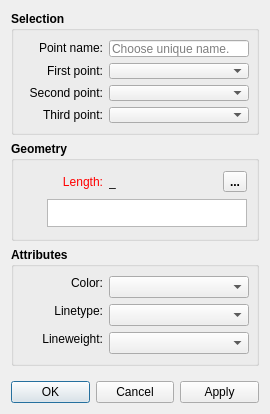
Old version of the form src/libs/vtools/dialogs/tools/dialogbisector.ui in the repository FashionFreedom/Seamly2D.
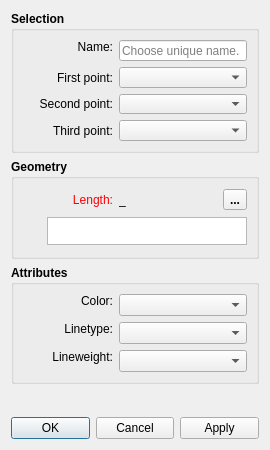
New version of the form. Icons and pictures are not drawn. Custom widgets are drawn as their Qt base class.

What changed in the file:
```diff
--- a/src/libs/vtools/dialogs/tools/dialogbisector.ui
+++ b/src/libs/vtools/dialogs/tools/dialogbisector.ui
@@ -7,7 +7,7 @@
     <x>0</x>
     <y>0</y>
     <width>270</width>
-    <height>414</height>
+    <height>450</height>
    </rect>
   </property>
   <property name="minimumSize">
@@ -27,7 +27,7 @@
    <item>
     <widget class="QGroupBox" name="selection_GroupBox">
      <property name="sizePolicy">
-      <sizepolicy hsizetype="Expanding" vsizetype="Preferred">
+      <sizepolicy hsizetype="Preferred" vsizetype="Preferred">
        <horstretch>0</horstretch>
        <verstretch>0</verstretch>
       </sizepolicy>
@@ -41,7 +41,6 @@
      <property name="font">
       <font>
        <pointsize>9</pointsize>
-       <weight>75</weight>
        <bold>true</bold>
       </font>
      </property>
@@ -50,8 +49,11 @@
      </property>
      <layout class="QVBoxLayout" name="verticalLayout_3">
       <item>
-       <layout class="QHBoxLayout" name="horizontalLayout_4">
-        <item>
+       <layout class="QFormLayout" name="formLayout">
+        <property name="labelAlignment">
+         <set>Qt::AlignRight|Qt::AlignTrailing|Qt::AlignVCenter</set>
+        </property>
+        <item row="0" column="0">
          <widget class="QLabel" name="labelEditNamePoint">
           <property name="sizePolicy">
            <sizepolicy hsizetype="Fixed" vsizetype="Fixed">
@@ -61,37 +63,41 @@
           </property>
           <property name="minimumSize">
            <size>
-            <width>80</width>
+            <width>90</width>
             <height>0</height>
            </size>
           </property>
           <property name="font">
            <font>
             <pointsize>9</pointsize>
-            <weight>50</weight>
             <bold>false</bold>
            </font>
           </property>
           <property name="text">
-           <string>Point name:</string>
+           <string>Name:</string>
           </property>
           <property name="alignment">
            <set>Qt::AlignRight|Qt::AlignTrailing|Qt::AlignVCenter</set>
           </property>
          </widget>
         </item>
-        <item>
+        <item row="0" column="1">
          <widget class="QLineEdit" name="lineEditNamePoint">
+          <property name="sizePolicy">
+           <sizepolicy hsizetype="Expanding" vsizetype="Preferred">
+            <horstretch>0</horstretch>
+            <verstretch>0</verstretch>
+           </sizepolicy>
+          </property>
           <property name="minimumSize">
            <size>
-            <width>140</width>
+            <width>80</width>
             <height>0</height>
            </size>
           </property>
           <property name="font">
            <font>
             <pointsize>9</pointsize>
-            <weight>50</weight>
             <bold>false</bold>
            </font>
           </property>
@@ -103,11 +109,7 @@
           </property>
          </widget>
         </item>
-       </layout>
-      </item>
-      <item>
-       <layout class="QHBoxLayout" name="horizontalLayout_5">
-        <item>
+        <item row="1" column="0">
          <widget class="QLabel" name="labelFirstPoint">
           <property name="sizePolicy">
            <sizepolicy hsizetype="Preferred" vsizetype="Preferred">
@@ -117,14 +119,13 @@
           </property>
           <property name="minimumSize">
            <size>
-            <width>80</width>
+            <width>90</width>
             <height>0</height>
            </size>
           </property>
           <property name="font">
            <font>
             <pointsize>9</pointsize>
-            <weight>50</weight>
             <bold>false</bold>
            </font>
           </property>
@@ -136,34 +137,29 @@
           </property>
          </widget>
         </item>
-        <item>
+        <item row="1" column="1">
          <widget class="QComboBox" name="comboBoxFirstPoint">
           <property name="sizePolicy">
-           <sizepolicy hsizetype="Expanding" vsizetype="Fixed">
+           <sizepolicy hsizetype="Expanding" vsizetype="Preferred">
             <horstretch>0</horstretch>
             <verstretch>0</verstretch>
            </sizepolicy>
           </property>
           <property name="minimumSize">
            <size>
-            <width>140</width>
+            <width>80</width>
             <height>0</height>
            </size>
           </property>
           <property name="font">
            <font>
             <pointsize>9</pointsize>
-            <weight>50</weight>
             <bold>false</bold>
            </font>
           </property>
          </widget>
         </item>
-       </layout>
-      </item>
-      <item>
-       <layout class="QHBoxLayout" name="horizontalLayout_6">
-        <item>
+        <item row="2" column="0">
          <widget class="QLabel" name="labelSecondPoint">
           <property name="sizePolicy">
            <sizepolicy hsizetype="Preferred" vsizetype="Preferred">
@@ -173,14 +169,13 @@
           </property>
           <property name="minimumSize">
            <size>
-            <width>80</width>
+            <width>90</width>
             <height>0</height>
            </size>
           </property>
           <property name="font">
            <font>
             <pointsize>9</pointsize>
-            <weight>50</weight>
             <bold>false</bold>
            </font>
           </property>
@@ -192,34 +187,29 @@
           </property>
          </widget>
         </item>
-        <item>
+        <item row="2" column="1">
          <widget class="QComboBox" name="comboBoxSecondPoint">
           <property name="sizePolicy">
-           <sizepolicy hsizetype="Expanding" vsizetype="Fixed">
+           <sizepolicy hsizetype="Expanding" vsizetype="Preferred">
             <horstretch>0</horstretch>
             <verstretch>0</verstretch>
            </sizepolicy>
           </property>
           <property name="minimumSize">
            <size>
-            <width>140</width>
+            <width>80</width>
             <height>0</height>
            </size>
           </property>
           <property name="font">
            <font>
             <pointsize>9</pointsize>
-            <weight>50</weight>
             <bold>false</bold>
            </font>
           </property>
          </widget>
         </item>
-       </layout>
-      </item>
-      <item>
-       <layout class="QHBoxLayout" name="horizontalLayout_7">
-        <item>
+        <item row="3" column="0">
          <widget class="QLabel" name="labelThirdPoint">
           <property name="sizePolicy">
            <sizepolicy hsizetype="Preferred" vsizetype="Preferred">
@@ -229,14 +219,13 @@
           </property>
           <property name="minimumSize">
            <size>
-            <width>80</width>
+            <width>90</width>
             <height>0</height>
            </size>
           </property>
           <property name="font">
            <font>
             <pointsize>9</pointsize>
-            <weight>50</weight>
             <bold>false</bold>
            </font>
           </property>
@@ -248,24 +237,23 @@
           </property>
          </widget>
         </item>
-        <item>
+        <item row="3" column="1">
          <widget class="QComboBox" name="comboBoxThirdPoint">
           <property name="sizePolicy">
-           <sizepolicy hsizetype="Expanding" vsizetype="Fixed">
+           <sizepolicy hsizetype="Expanding" vsizetype="Preferred">
             <horstretch>0</horstretch>
             <verstretch>0</verstretch>
            </sizepolicy>
           </property>
           <property name="minimumSize">
            <size>
-            <width>140</width>
+            <width>80</width>
             <height>0</height>
            </size>
           </property>
           <property name="font">
            <font>
             <pointsize>9</pointsize>
-            <weight>50</weight>
             <bold>false</bold>
            </font>
           </property>
@@ -293,7 +281,6 @@
      <property name="font">
       <font>
        <pointsize>9</pointsize>
-       <weight>75</weight>
        <bold>true</bold>
       </font>
      </property>
@@ -313,7 +300,7 @@
           </property>
           <property name="minimumSize">
            <size>
-            <width>80</width>
+            <width>90</width>
             <height>0</height>
            </size>
           </property>
@@ -357,7 +344,6 @@
           <property name="font">
            <font>
             <pointsize>9</pointsize>
-            <weight>50</weight>
             <bold>false</bold>
            </font>
           </property>
@@ -379,14 +365,13 @@
           </property>
           <property name="minimumSize">
            <size>
-            <width>87</width>
+            <width>40</width>
             <height>0</height>
            </size>
           </property>
           <property name="font">
            <font>
             <pointsize>9</pointsize>
-            <weight>50</weight>
             <bold>false</bold>
            </font>
           </property>
@@ -490,7 +475,6 @@
           <property name="font">
            <font>
             <pointsize>9</pointsize>
-            <weight>50</weight>
             <bold>false</bold>
            </font>
           </property>
@@ -518,7 +502,6 @@
      <property name="font">
       <font>
        <pointsize>9</pointsize>
-       <weight>75</weight>
        <bold>true</bold>
       </font>
      </property>
@@ -528,6 +511,9 @@
      <layout class="QVBoxLayout" name="verticalLayout_4">
       <item>
        <layout class="QFormLayout" name="formLayout_2">
+        <property name="labelAlignment">
+         <set>Qt::AlignRight|Qt::AlignTrailing|Qt::AlignVCenter</set>
+        </property>
         <item row="1" column="0">
          <widget class="QLabel" name="lineType_Label">
           <property name="sizePolicy">
@@ -538,7 +524,7 @@
           </property>
           <property name="minimumSize">
            <size>
-            <width>80</width>
+            <width>90</width>
             <height>0</height>
            </size>
           </property>
@@ -551,7 +537,6 @@
           <property name="font">
            <font>
             <pointsize>9</pointsize>
-            <weight>50</weight>
             <bold>false</bold>
            </font>
           </property>
@@ -566,14 +551,14 @@
         <item row="1" column="1">
          <widget class="LineTypeComboBox" name="lineType_ComboBox">
           <property name="sizePolicy">
-           <sizepolicy hsizetype="Expanding" vsizetype="Fixed">
+           <sizepolicy hsizetype="Expanding" vsizetype="Preferred">
             <horstretch>0</horstretch>
             <verstretch>0</verstretch>
            </sizepolicy>
           </property>
           <property name="minimumSize">
            <size>
-            <width>140</width>
+            <width>80</width>
             <height>0</height>
            </size>
           </property>
@@ -586,7 +571,6 @@
           <property name="font">
            <font>
             <pointsize>9</pointsize>
-            <weight>50</weight>
             <bold>false</bold>
            </font>
           </property>
@@ -602,7 +586,7 @@
           </property>
           <property name="minimumSize">
            <size>
-            <width>80</width>
+            <width>90</width>
             <height>0</height>
            </size>
           </property>
@@ -615,7 +599,6 @@
           <property name="font">
            <font>
             <pointsize>9</pointsize>
-            <weight>50</weight>
             <bold>false</bold>
            </font>
           </property>
@@ -630,21 +613,20 @@
         <item row="2" column="1">
          <widget class="LineWeightComboBox" name="lineWeight_ComboBox">
           <property name="sizePolicy">
-           <sizepolicy hsizetype="Expanding" vsizetype="Fixed">
+           <sizepolicy hsizetype="Expanding" vsizetype="Preferred">
             <horstretch>0</horstretch>
             <verstretch>0</verstretch>
            </sizepolicy>
           </property>
           <property name="minimumSize">
            <size>
-            <width>140</width>
+            <width>80</width>
             <height>0</height>
            </size>
           </property>
           <property name="font">
            <font>
             <pointsize>9</pointsize>
-            <weight>50</weight>
             <bold>false</bold>
            </font>
           </property>
@@ -660,7 +642,7 @@
           </property>
           <property name="minimumSize">
            <size>
-            <width>80</width>
+            <width>90</width>
             <height>0</height>
            </size>
           </property>
@@ -673,7 +655,6 @@
           <property name="font">
            <font>
             <pointsize>9</pointsize>
-            <weight>50</weight>
             <bold>false</bold>
            </font>
           </property>
@@ -688,21 +669,20 @@
         <item row="0" column="1">
          <widget class="ColorComboBox" name="lineColor_ComboBox">
           <property name="sizePolicy">
-           <sizepolicy hsizetype="Expanding" vsizetype="Fixed">
+           <sizepolicy hsizetype="Expanding" vsizetype="Preferred">
             <horstretch>0</horstretch>
             <verstretch>0</verstretch>
            </sizepolicy>
           </property>
           <property name="minimumSize">
            <size>
-            <width>140</width>
+            <width>80</width>
             <height>0</height>
            </size>
           </property>
           <property name="font">
            <font>
             <pointsize>9</pointsize>
-            <weight>50</weight>
             <bold>false</bold>
            </font>
           </property>
```
